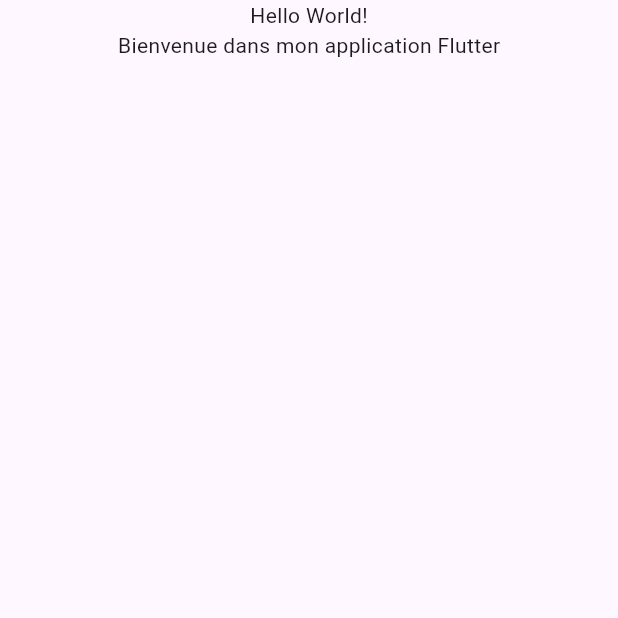
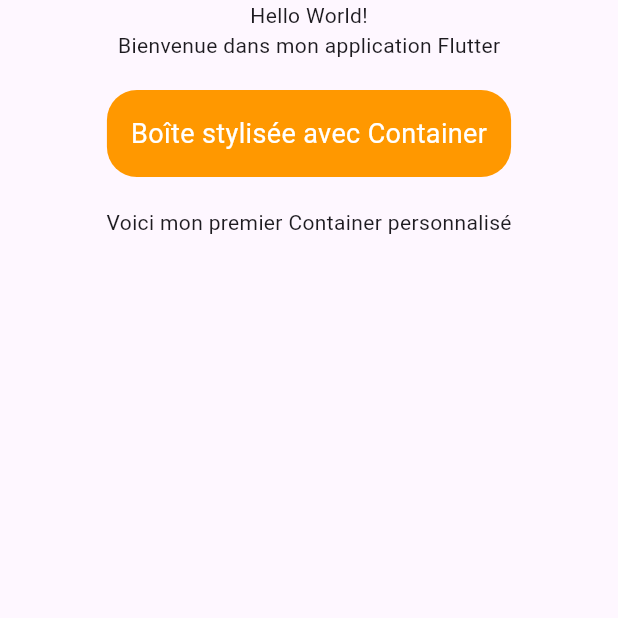
Before and after one commit to maouchimedchafik-lgtm/flutter_app_widgets_base, a Flutter app: the screen it shows after launch, on a phone screen of 412 x 824 dp, the top half of it. Run offline on Flutter 3.47's test engine with Material 3 defaults, Android fonts, the phone set to English and light mode, and no system bars.

Commit message:
Etape 3 : ajout du Container personnalise et du texte

```diff
--- a/lib/main.dart
+++ b/lib/main.dart
@@ -9,13 +9,29 @@ class MainApp extends StatelessWidget {
 
   @override
   Widget build(BuildContext context) {
-    return const MaterialApp(
+    return  MaterialApp(
     home: Scaffold(
   body: Center(
     child: Column(
       children: [
         Text('Hello World!'),
         Text('Bienvenue dans mon application Flutter'),
+        Container(
+  margin: EdgeInsets.all(20),
+  padding: EdgeInsets.all(16),
+  decoration: BoxDecoration(
+    color: Colors.orange,
+    borderRadius: BorderRadius.circular(20),
+  ),
+  child: Text(
+    'Boîte stylisée avec Container',
+    style: TextStyle(
+      color: Colors.white,
+      fontSize: 18,
+          ),
+        ),
+      ),
+      Text('Voici mon premier Container personnalisé'),
       ],
     ),
   ),
```
